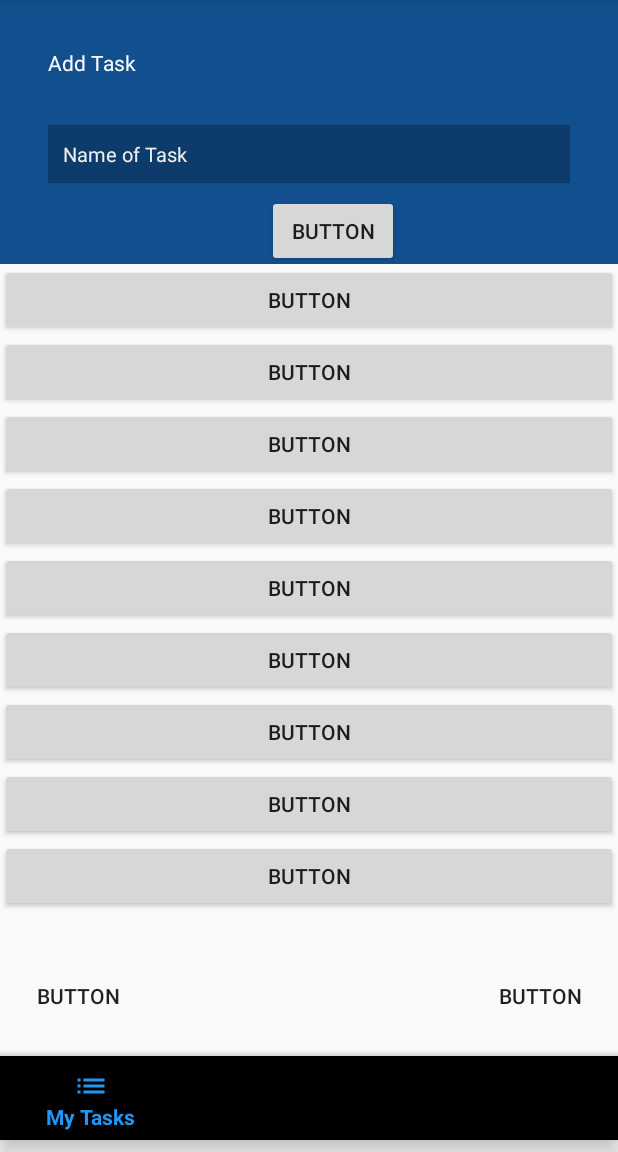
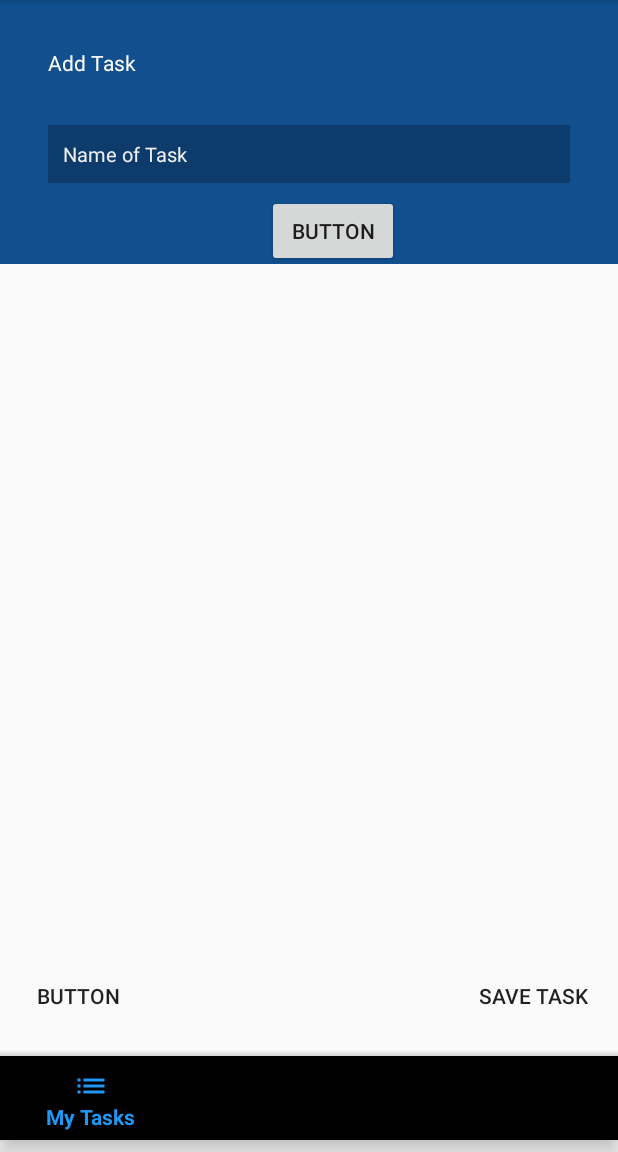
Before and after one commit to monilpatel/TurboTask, an Android app: the fragment AddTaskFragment placed in its activity, on a phone screen of 412 x 824 dp, the part 84-1236 px from its top. Run offline under Robolectric (Android 15) with nearby library versions, the phone set to English and light mode, and no system bars; our stand-ins replace Firebase (no records; nobody signed in at launch, a user with empty details on screens opened directly).

```diff
--- a/TurboTask/app/build.gradle
+++ b/TurboTask/app/build.gradle
@@ -28,6 +28,9 @@ dependencies {
     compile 'com.android.support:design:25.3.1'
     compile 'com.android.support.constraint:constraint-layout:1.0.2'
     compile 'com.google.firebase:firebase-auth:10.0.1'
+    compile 'com.google.firebase:firebase-database:10.0.1'
+    compile 'com.google.android.gms:play-services:10.2.1'
+
     testCompile 'junit:junit:4.12'
 }
 
--- a/TurboTask/app/src/main/java/com/example/monil/turbotask/AddTaskFragment.java
+++ b/TurboTask/app/src/main/java/com/example/monil/turbotask/AddTaskFragment.java
@@ -7,6 +7,15 @@ import android.view.LayoutInflater;
 import android.view.View;
 import android.view.ViewGroup;
 import android.widget.Button;
+import android.widget.EditText;
+
+import com.google.firebase.auth.FirebaseAuth;
+import com.google.firebase.auth.FirebaseUser;
+import com.google.firebase.database.DatabaseReference;
+import com.google.firebase.database.FirebaseDatabase;
+
+import java.util.HashMap;
+import java.util.Map;
 
 /**
  * Created by monil on 4/19/2017.
@@ -15,6 +24,13 @@ import android.widget.Button;
 public class AddTaskFragment extends Fragment implements View.OnClickListener{
 
     public static final String TAG_ADD_TASK = "add_task_fragment";
+    EditText inputTask;
+    Button saveTask;
+
+
+    private FirebaseUser user;
+    private DatabaseReference dbRef;
+
     public static AddTaskFragment newInstance() {
         AddTaskFragment fragment = new AddTaskFragment();
         return fragment;
@@ -24,19 +40,46 @@ public class AddTaskFragment extends Fragment implements View.OnClickListener{
     public void onCreate(Bundle savedInstanceState) {
         super.onCreate(savedInstanceState);
         setRetainInstance(true);
+        Log.d("buttons", "add task fragment on create");
+        dbRef = FirebaseDatabase.getInstance().getReference("data");
+        user = FirebaseAuth.getInstance().getCurrentUser();
+
     }
 
     @Override
     public View onCreateView(LayoutInflater inflater, ViewGroup container,
                              Bundle savedInstanceState) {
 
-        //TODO: puyush said that all of the fragment layounts should be changed to this.
-        //The tutorial I was following did it a little differently in other fragment classes
+        Log.d("buttons", "on create view");
+
         View v = inflater.inflate(R.layout.add_task_fragment, container, false);
+        inputTask = (EditText)v.findViewById(R.id.inputTask);
+        saveTask = (Button) v.findViewById(R.id.saveTask);
+        saveTask.setOnClickListener(this);
         return  v;
     }
 
     @Override
     public void onClick(View v) {
+        Log.d("buttons", v.getId() + "");
+        if(v.equals(saveTask)){
+            Log.d("buttons", "task saved!" );
+            createNewTask(user.getUid(), inputTask.getText().toString(), "", "", 0);
+            //TODO: send back to task list
+
+        }
     }
+
+    private void createNewTask(String uid, String name, String date, String className, int priority){
+        String key = dbRef.child("tasks").push().getKey();
+        Task task = new Task(uid, name, date, className, priority);
+        Map<String, Object> taskValues = task.toMap();
+
+        Map<String, Object> childUpdates = new HashMap<>();
+        childUpdates.put("/user-tasks/" + user.getUid() + "/" + key, taskValues);
+
+        dbRef.updateChildren(childUpdates);
+
+    }
+
 }
--- a/TurboTask/app/src/main/res/layout/add_task_fragment.xml
+++ b/TurboTask/app/src/main/res/layout/add_task_fragment.xml
@@ -13,7 +13,7 @@
         android:layout_marginLeft="0dp"
         android:layout_marginRight="0dp"
         android:layout_marginTop="0dp"
-        app:layout_constraintBottom_toTopOf="@+id/button2"
+        app:layout_constraintBottom_toTopOf="@+id/saveTask"
         app:layout_constraintLeft_toLeftOf="parent"
         app:layout_constraintRight_toRightOf="parent"
         app:layout_constraintTop_toTopOf="parent">
@@ -31,56 +31,11 @@
                 android:layout_width="fill_parent"
                 layout="@layout/add_task_header" />
 
-            <Button
-                android:id="@+id/button4"
-                android:layout_width="match_parent"
-                android:layout_height="wrap_content"
-                android:text="Button" />
-            <Button
-                android:id="@+id/button5"
-                android:layout_width="match_parent"
-                android:layout_height="wrap_content"
-                android:text="Button" />
-            <Button
-                android:id="@+id/button6"
-                android:layout_width="match_parent"
-                android:layout_height="wrap_content"
-                android:text="Button" />
-            <Button
-                android:id="@+id/button7"
-                android:layout_width="match_parent"
-                android:layout_height="wrap_content"
-                android:text="Button" />
-            <Button
-                android:id="@+id/button8"
-                android:layout_width="match_parent"
-                android:layout_height="wrap_content"
-                android:text="Button" />
-            <Button
-                android:id="@+id/button9"
-                android:layout_width="match_parent"
-                android:layout_height="wrap_content"
-                android:text="Button" />
-            <Button
-                android:id="@+id/button10"
-                android:layout_width="match_parent"
-                android:layout_height="wrap_content"
-                android:text="Button" />
-            <Button
-                android:id="@+id/button11"
-                android:layout_width="match_parent"
-                android:layout_height="wrap_content"
-                android:text="Button" />
-            <Button
-                android:id="@+id/button12"
-                android:layout_width="match_parent"
-                android:layout_height="wrap_content"
-                android:text="Button" />
         </LinearLayout>
     </ScrollView>
 
     <Button
-        android:id="@+id/button"
+        android:id="@+id/discardTask"
         style="@style/Widget.AppCompat.Button.Borderless"
         android:layout_width="wrap_content"
         android:layout_height="wrap_content"
@@ -91,13 +46,13 @@
         app:layout_constraintLeft_toLeftOf="parent" />
 
     <Button
-        android:id="@+id/button2"
+        android:id="@+id/saveTask"
         style="@style/Widget.AppCompat.Button.Borderless"
         android:layout_width="wrap_content"
         android:layout_height="wrap_content"
         android:layout_marginBottom="8dp"
         android:layout_marginRight="8dp"
-        android:text="Button"
+        android:text="Save Task"
         app:layout_constraintBottom_toBottomOf="parent"
         app:layout_constraintRight_toRightOf="parent" />
 </android.support.constraint.ConstraintLayout>
--- a/TurboTask/app/src/main/res/layout/add_task_header.xml
+++ b/TurboTask/app/src/main/res/layout/add_task_header.xml
@@ -21,7 +21,7 @@
         app:layout_constraintTop_toTopOf="parent" />
 
     <EditText
-        android:id="@+id/editText"
+        android:id="@+id/inputTask"
         android:layout_width="0dp"
         android:layout_height="wrap_content"
         android:layout_marginLeft="32dp"
@@ -53,5 +53,5 @@
         app:layout_constraintLeft_toLeftOf="parent"
         app:layout_constraintHorizontal_bias="0.553"
         android:layout_marginTop="8dp"
-        app:layout_constraintTop_toBottomOf="@+id/editText" />
+        app:layout_constraintTop_toBottomOf="@+id/inputTask" />
 </android.support.constraint.ConstraintLayout>
```
Also changed, not shown: TurboTask/app/src/main/java/com/example/monil/turbotask/Task.java (added, +71 -0 lines).
